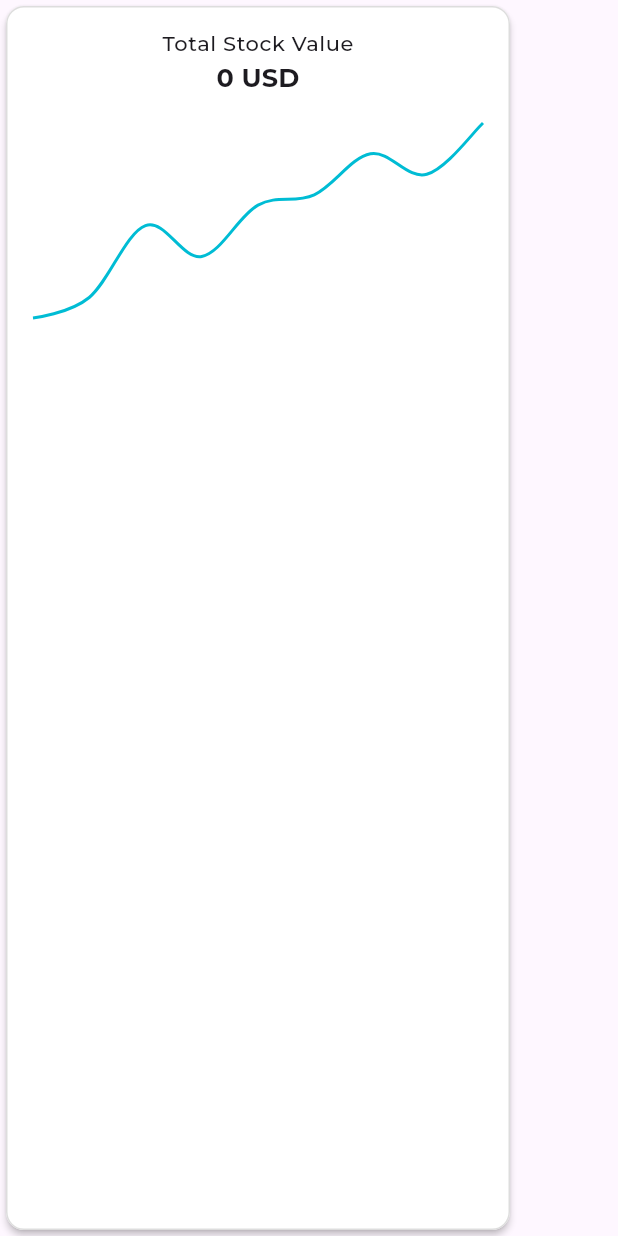
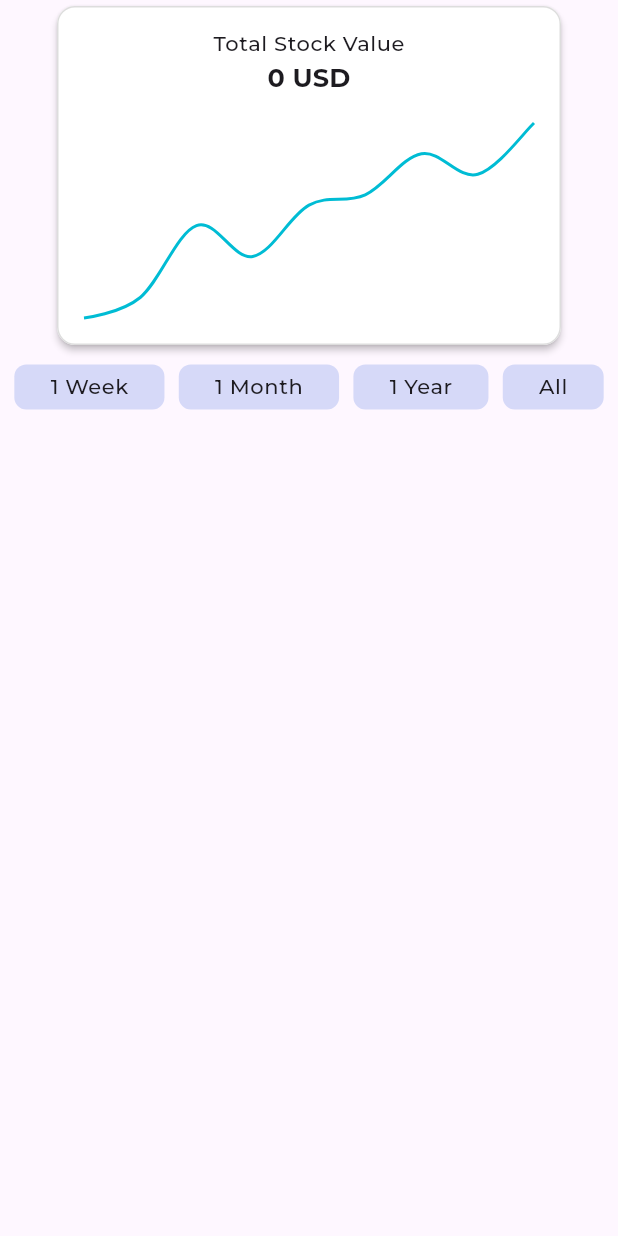
Before and after one commit to yazidalg/starvest, a Flutter app: the ChartWidget widget shown alone on an empty page, opened directly, on a phone screen of 412 x 824 dp. Run offline on Flutter 3.47's test engine with Material 3 defaults, Android fonts, the light colour scheme and no system bars; drawn by our look-alikes of fl_chart; our stand-ins replace dio, firebase_auth, firebase_core, flutter_svg, get, google_fonts and 1 more; accounts and stored records are empty; network calls fail.

Commit message:
add button stock value

```diff
--- a/lib/src/components/button_secondary_component.dart
+++ b/lib/src/components/button_secondary_component.dart
@@ -27,7 +27,7 @@ class SecondaryButtonComponent extends StatelessWidget {
         ),
         elevation: const MaterialStatePropertyAll(0),
         backgroundColor: MaterialStatePropertyAll(color),
-        foregroundColor: MaterialStatePropertyAll(Colors.black),
+        foregroundColor: const MaterialStatePropertyAll(Colors.black),
       ),
       onPressed: onTap,
       child: Text(
--- a/lib/src/pages/home/widget/chart_widget.dart
+++ b/lib/src/pages/home/widget/chart_widget.dart
@@ -1,12 +1,15 @@
 import 'package:fl_chart/fl_chart.dart';
 import 'package:flutter/material.dart';
+import 'package:starvest/src/components/button_secondary_component.dart';
 
 class ChartWidget extends StatelessWidget {
   const ChartWidget({super.key});
 
   @override
   Widget build(BuildContext context) {
-    return Card(
+    return Column(
+      children: [
+        Card(
           color: Colors.white,
           shape: RoundedRectangleBorder(
             borderRadius: BorderRadius.circular(12),
@@ -71,6 +74,41 @@ class ChartWidget extends StatelessWidget {
               ),
             ),
           ]),
+        ),
+        Row(
+          mainAxisAlignment: MainAxisAlignment.spaceEvenly,
+          children: [
+            SecondaryButtonComponent(
+              color: Color(0xffD6D9F8),
+              title: "1 Week",
+              onTap: () {},
+              width: 50,
+              height: 30,
+            ),
+            SecondaryButtonComponent(
+              color: Color(0xffD6D9F8),
+              title: "1 Month",
+              onTap: () {},
+              width: 0,
+              height: 30,
+            ),
+            SecondaryButtonComponent(
+              color: Color(0xffD6D9F8),
+              title: "1 Year",
+              onTap: () {},
+              width: 0,
+              height: 30,
+            ),
+            SecondaryButtonComponent(
+              color: Color(0xffD6D9F8),
+              title: "All",
+              onTap: () {},
+              width: 30,
+              height: 30,
+            )
+          ],
+        )
+      ],
     );
   }
 }
```
Lines whose indentation alone changed are shown as unchanged.
